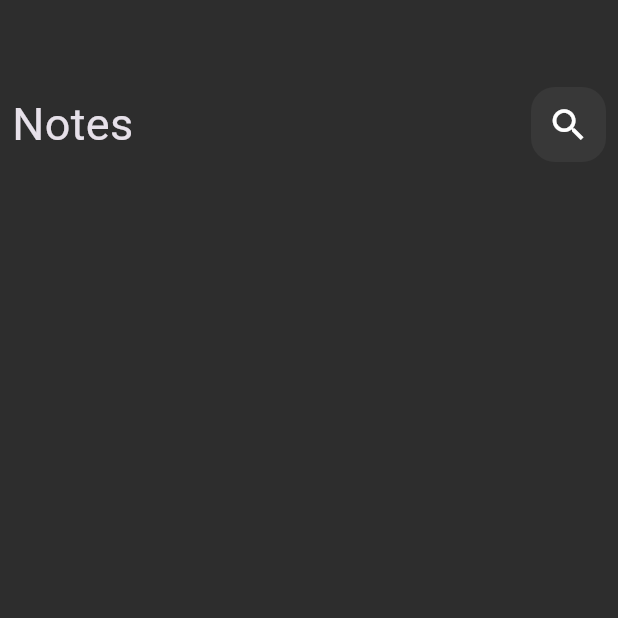
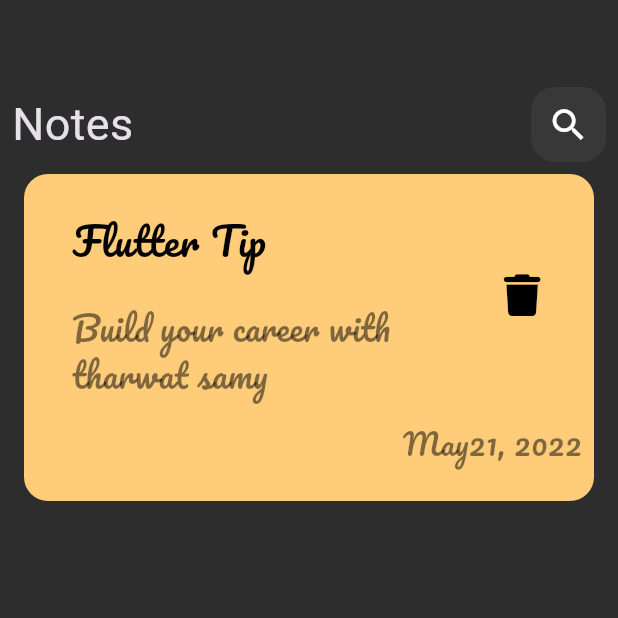
Before and after one commit to salahsaleh1015/-Complete-Flutter-Dart-Development-Course, a Flutter app: the screen it shows after launch, on a phone screen of 412 x 824 dp, the top half of it. Run offline on Flutter 3.47's test engine with Material 3 defaults, Android fonts, the phone set to English and light mode, and no system bars; our stand-ins replace audioplayers, dio, flutter_bloc, font_awesome_flutter, modal_progress_hud_nsn.

Commit message:
Notes App (Note item)

```diff
--- a/lib/main.dart
+++ b/lib/main.dart
@@ -15,8 +15,12 @@ class NotesApp extends StatelessWidget {
   @override
   Widget build(BuildContext context) {
     return  MaterialApp(
+
       home: const NotesView(),
       theme: ThemeData.dark(),
+      darkTheme: ThemeData(
+        fontFamily: "Pacifico"
+      ),
     );
   }
 }
--- /dev/null
+++ b/lib/notes_app/widgets/note_item_widget.dart
@@ -0,0 +1,62 @@
+
+import 'package:flutter/material.dart';
+import 'package:font_awesome_flutter/font_awesome_flutter.dart';
+
+class CustomNoteItem extends StatelessWidget {
+  const CustomNoteItem({super.key});
+
+  @override
+  Widget build(BuildContext context) {
+    return Container(
+      padding: const EdgeInsets.only(top: 16, bottom: 16, left: 16),
+      margin: const EdgeInsets.all(8),
+      decoration: BoxDecoration(
+        color: const Color(0xffffcd7a),
+        borderRadius: BorderRadius.circular(16),
+      ),
+      child: Column(
+        crossAxisAlignment: CrossAxisAlignment.end,
+        children: [
+          ListTile(
+            title: const Text(
+              "Flutter Tip",
+              style: TextStyle(
+                  fontFamily: "Pacifico", fontSize: 26, color: Colors.black),
+            ),
+            subtitle: Padding(
+              padding: const EdgeInsets.only(top: 24),
+              child: Text(
+                "Build your career with tharwat samy",
+                style: TextStyle(
+                    fontFamily: "Pacifico",
+                    fontSize: 22,
+                    color: Colors.black.withOpacity(.5)),
+              ),
+            ),
+            trailing: Padding(
+              padding: const EdgeInsets.only(bottom: 24),
+              child: IconButton(
+                onPressed: () {},
+                icon: const Icon(
+                  FontAwesomeIcons.trash,
+                  color: Colors.black,
+                  size: 28,
+                ),
+              ),
+            ),
+          ),
+          Padding(
+            padding: const EdgeInsets.all(8.0),
+            child: Text(
+              "May21, 2022",
+              style: TextStyle(
+                  fontFamily: "Pacifico",
+                  fontSize: 20,
+                  color: Colors.black.withOpacity(.5)),
+            ),
+          ),
+        ],
+      ),
+    );
+  }
+}
--- a/lib/notes_app/widgets/notes_view_body.dart
+++ b/lib/notes_app/widgets/notes_view_body.dart
@@ -1,7 +1,7 @@
+import 'package:complete_flutter_dart_development_course/notes_app/widgets/custom_app_bar.dart';
+import 'package:complete_flutter_dart_development_course/notes_app/widgets/note_item_widget.dart';
+import 'package:flutter/material.dart';
 
-
-import 'package:complete_flutter_dart_development_course/notes_app/widgets/custom_app_bar.dart';
-import 'package:flutter/material.dart';
 class NotesViewBody extends StatelessWidget {
   const NotesViewBody({super.key});
 
@@ -15,6 +15,7 @@ class NotesViewBody extends StatelessWidget {
             height: 50,
           ),
           CustomAppBar(),
+          CustomNoteItem(),
         ],
       ),
     );
```
